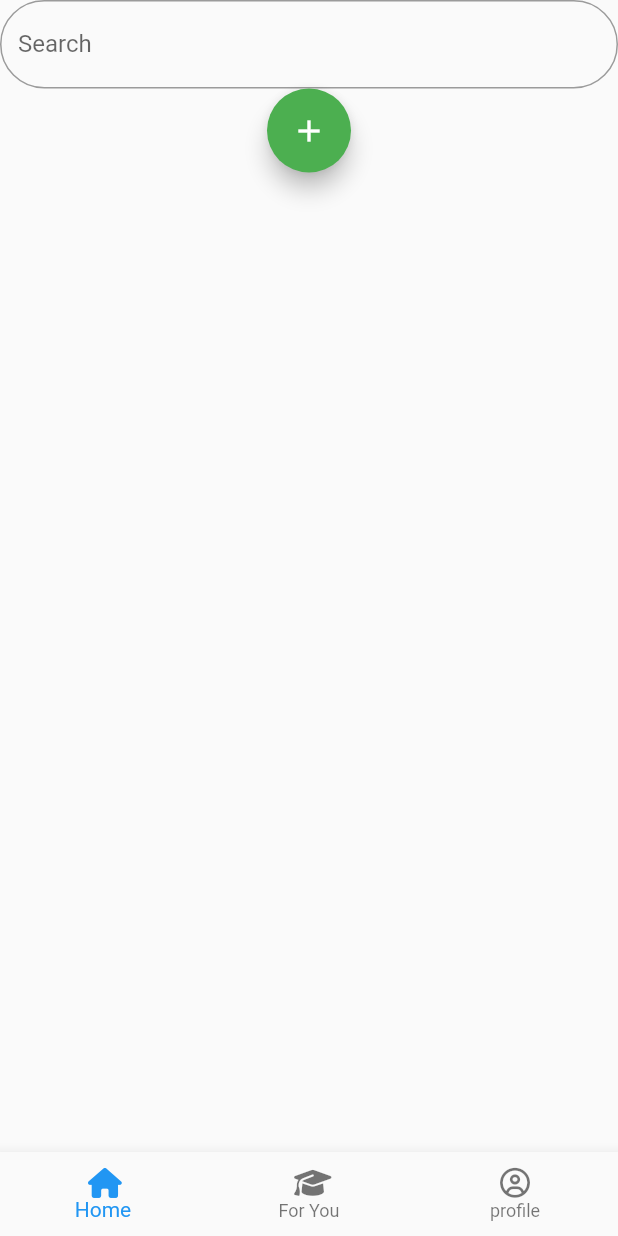
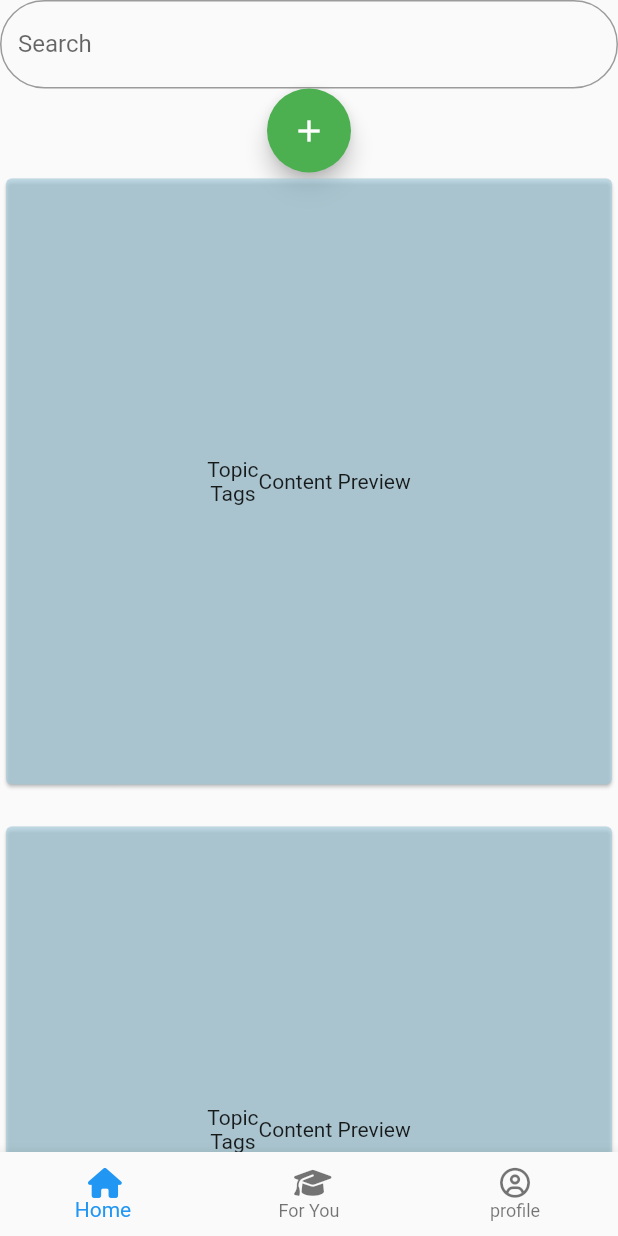
Before and after one commit to chongdayou/CounselorApp, a Flutter app: the screen it shows after launch, on a phone screen of 412 x 824 dp. Run offline on Flutter 3.47's test engine with Material 2 defaults, Android fonts, the phone set to English and light mode, and no system bars; our stand-ins replace cloud_firestore, firebase_auth, firebase_core, font_awesome_flutter; missing offline and left inert: sentiment_dart; accounts and stored records are empty.

Commit message:
topicEntrym and linked to homeScreen, just with placeholders for now

```diff
--- a/CounselorApp/lib/screens/homeScreen.dart
+++ b/CounselorApp/lib/screens/homeScreen.dart
@@ -2,6 +2,8 @@ import 'package:flutter/material.dart';
 import 'package:helloworld/shared/bottomBar.dart';
 import 'package:cloud_firestore/cloud_firestore.dart';
 import 'package:firebase_core/firebase_core.dart';
+import 'package:sentiment_dart/sentiment_dart.dart';
+import 'package:helloworld/screens/topic.dart';
 
 class homeScreen extends StatelessWidget {
   homeScreen({super.key});
@@ -41,11 +43,12 @@ class homeScreen extends StatelessWidget {
                 child: GridView.count(
               crossAxisCount: 1,
               mainAxisSpacing: 20,
-              children: snapshot.data!.docs.map((document) {
-                return Container(
-                  child: Center(child: Text(document['category'])),
-                );
-              }).toList(),
+              // children: snapshot.data!.docs.map((document) {
+              //   return Container(
+              //     child: Center(child: Text(document['category'])),
+              //   );
+              // }).toList(),
+              children: [topicEntry(), topicEntry(), topicEntry()],
             ));
           },
         ),
--- /dev/null
+++ b/CounselorApp/lib/screens/topic.dart
@@ -0,0 +1,35 @@
+import "package:flutter/material.dart";
+
+class topicEntry extends StatelessWidget {
+  const topicEntry({super.key});
+
+  @override
+  Widget build(BuildContext context) {
+    return Hero(
+      tag: 'hero-rectangle',
+      child: Card(
+          color: Color.fromARGB(164, 163, 204, 220),
+          child: InkWell(
+              onTap: () {
+                // We are going to go to a topic screen here
+              },
+              child: Row(
+                mainAxisSize: MainAxisSize.min,
+                crossAxisAlignment: CrossAxisAlignment.center,
+                mainAxisAlignment: MainAxisAlignment.center,
+                children: [
+                  Column(
+                    mainAxisSize: MainAxisSize.min,
+                    crossAxisAlignment: CrossAxisAlignment.center,
+                    mainAxisAlignment: MainAxisAlignment.center,
+                    children: [
+                      Text("Topic"),
+                      Text('Tags'),
+                    ],
+                  ),
+                  Text('Content Preview'),
+                ],
+              ))),
+    );
+  }
+}
--- a/CounselorApp/pubspec.yaml
+++ b/CounselorApp/pubspec.yaml
@@ -25,6 +25,7 @@ dependencies:
   cloud_firestore: ^4.0.2
   firebase_auth: ^4.0.2
   font_awesome_flutter: ^10.2.1
+  sentiment_dart: ^0.0.5
 
 dev_dependencies:
   flutter_test:
```
Also changed, not shown: 1 other file.
